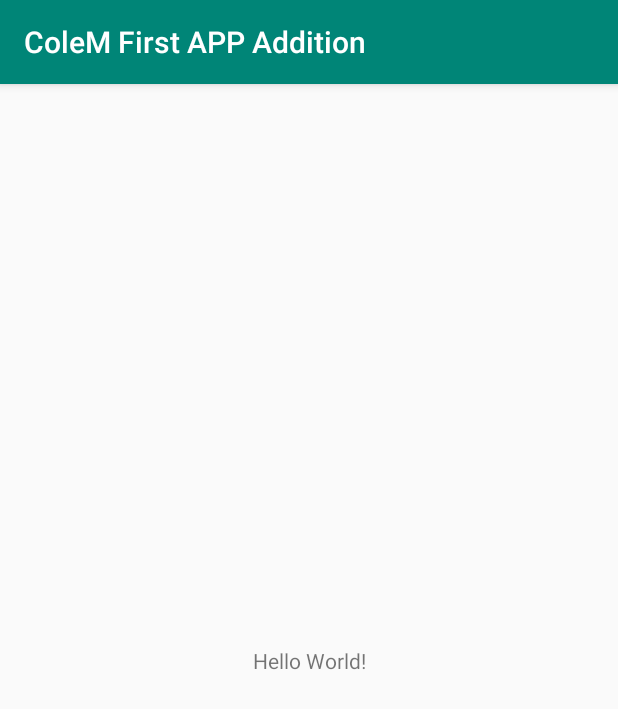
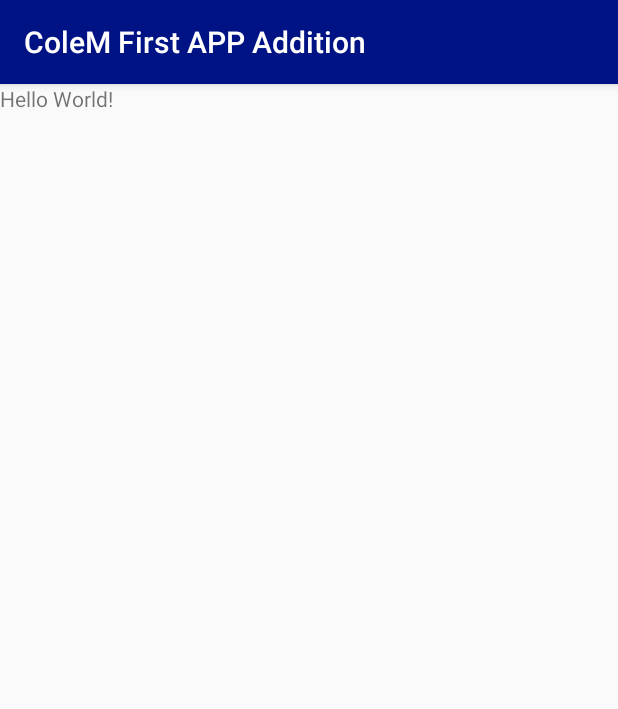
Before and after one commit to randomtoybox01/ListApp, an Android app: the screen it shows after launch (MainActivity), on a phone screen of 412 x 824 dp. Shown: the top 709 px of the screen. Run offline under Robolectric (Android 15) with nearby library versions, the phone set to English and light mode, and no system bars.

Commit message:
First commit

```diff
--- a/ColeMFirstAPPAddition/app/src/main/res/drawable/ic_launcher_background.xml
+++ b/ColeMFirstAPPAddition/app/src/main/res/drawable/ic_launcher_background.xml
@@ -123,7 +123,7 @@
         android:strokeWidth="0.8"
         android:strokeColor="#33FFFFFF" />
     <path
-        android:fillColor="#00000000"
+        android:fillColor="#00000100"
         android:pathData="M19,59L89,59"
         android:strokeWidth="0.8"
         android:strokeColor="#33FFFFFF" />
--- a/ColeMFirstAPPAddition/app/src/main/res/layout/activity_main.xml
+++ b/ColeMFirstAPPAddition/app/src/main/res/layout/activity_main.xml
@@ -7,12 +7,11 @@
     tools:context=".MainActivity">
 
     <TextView
-        android:layout_width="wrap_content"
-        android:layout_height="wrap_content"
+        android:layout_width="148dp"
+        android:layout_height="112dp"
         android:text="Hello World!"
-        app:layout_constraintBottom_toBottomOf="parent"
-        app:layout_constraintLeft_toLeftOf="parent"
-        app:layout_constraintRight_toRightOf="parent"
-        app:layout_constraintTop_toTopOf="parent" />
+        tools:layout_editor_absoluteX="131dp"
+        tools:layout_editor_absoluteY="309dp"
+        tools:text="Yolo" />
 
 </android.support.constraint.ConstraintLayout>
--- a/ColeMFirstAPPAddition/app/src/main/res/values/colors.xml
+++ b/ColeMFirstAPPAddition/app/src/main/res/values/colors.xml
@@ -1,6 +1,6 @@
 <?xml version="1.0" encoding="utf-8"?>
 <resources>
-    <color name="colorPrimary">#008577</color>
-    <color name="colorPrimaryDark">#00574B</color>
+    <color name="colorPrimary">#001385</color>
+    <color name="colorPrimaryDark">#0d8500</color>
     <color name="colorAccent">#D81B60</color>
 </resources>
```
